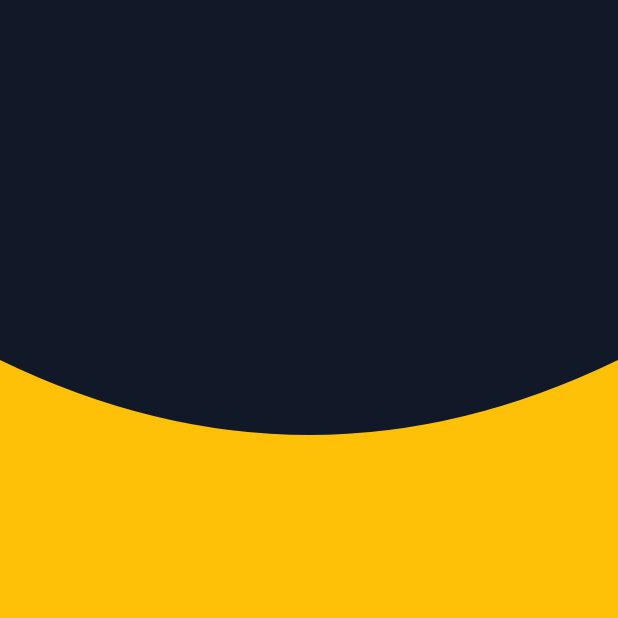
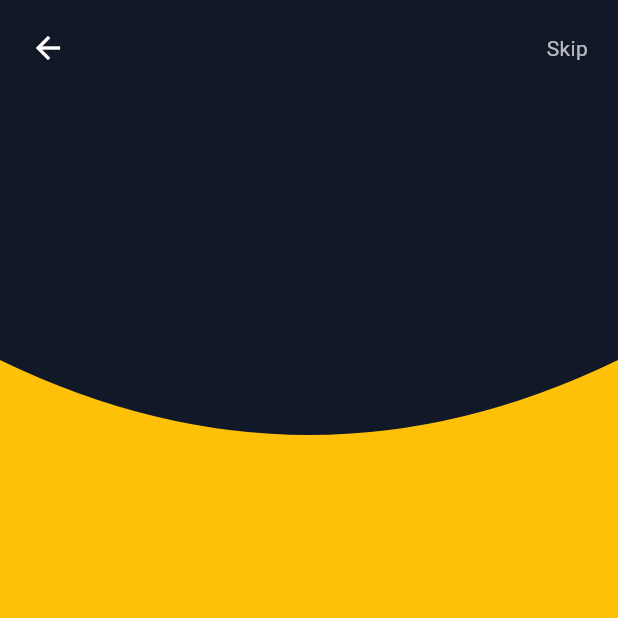
Before and after one commit to dwiilhammaulana/UAS_Mobile_App, a Flutter app: the screen it shows after launch, on a phone screen of 412 x 824 dp, the top half of it. Run offline on Flutter 3.47's test engine with Material 3 defaults, Android fonts, the phone set to English and light mode, and no system bars.

Commit message:
membuat spash_screen3 tahap 3 membuat skip & kembal (masih dummy)

```diff
--- a/lib/page/splash_screen3.dart
+++ b/lib/page/splash_screen3.dart
@@ -17,6 +17,31 @@ ClipPath(
     height: 300,
     width: double.infinity,
     color: const Color(0xFF111827),
+  ),
+),
+
+// icon kembali dan skip (masih dummy)
+SafeArea(
+  child: Padding(
+    padding: const EdgeInsets.all(20),
+    child: Column(
+      crossAxisAlignment: CrossAxisAlignment.start,
+      children: [
+        Row(
+          mainAxisAlignment: MainAxisAlignment.spaceBetween,
+          children: [
+            const Icon(Icons.arrow_back, color: Colors.white),
+            GestureDetector(
+              onTap: () {},
+              child: const Text(
+                "Skip",
+                style: TextStyle(color: Colors.white70, fontSize: 14),
+              ),
+            ),
+          ],
+        ),
+      ],
+    ),
   ),
 ),
         ],
```
